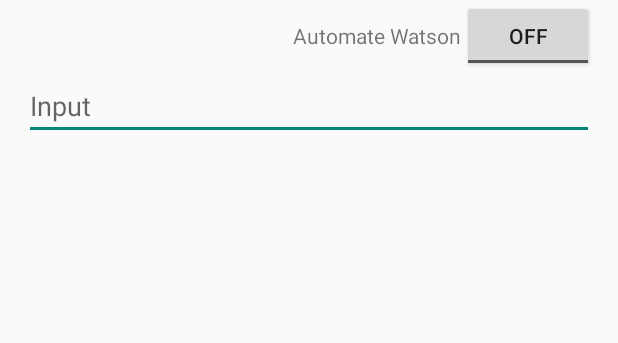
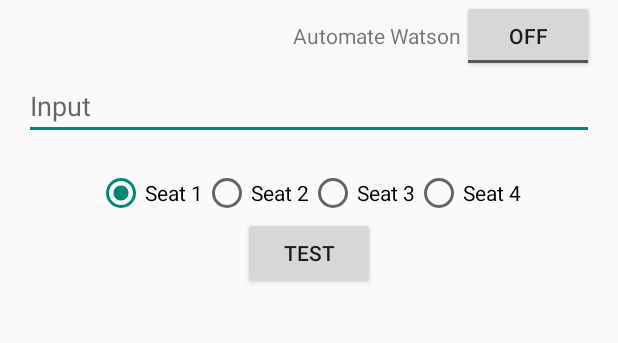
Before and after one commit to BeiwenLiu/IBMConversationApp, an Android app: the screen it shows after launch (MainActivity), after a tap on "CONVERSATION", on a phone screen of 412 x 824 dp, the part 324-667 px from its top. Run offline under Robolectric (Android 15) with nearby library versions, the phone set to English and light mode, and no system bars; libraries missing offline, so code that uses them is left out: com.ibm.watson; network calls fail; 1 statement that could not run was skipped.

Commit message:
Add multithreaded seat number indication

```diff
--- a/app/src/main/java/com/example/macbookretina/ibmconversation/APICall.java
+++ b/app/src/main/java/com/example/macbookretina/ibmconversation/APICall.java
@@ -24,7 +24,7 @@
         this.request = url;
     }
 
-    public String sendRequest(String input) throws IOException, JSONException
+    public String sendRequest(String input, String seatNumber) throws IOException, JSONException
     {
         String request = "https://mono-v.mybluemix.net/conversation";
         URL url = new URL(request);
@@ -36,7 +36,7 @@
 
         JSONObject cred   = new JSONObject();
         cred.put("text",input);
-        cred.put("seat", 1);
+        cred.put("seat", Integer.parseInt(seatNumber));
 
         OutputStreamWriter wr= new OutputStreamWriter(connection.getOutputStream());
         wr.write(cred.toString());
--- a/app/src/main/java/com/example/macbookretina/ibmconversation/MainActivity.java
+++ b/app/src/main/java/com/example/macbookretina/ibmconversation/MainActivity.java
@@ -23,6 +23,8 @@
 import android.content.Context;
 import android.widget.ToggleButton;
 import android.widget.CompoundButton;
+import android.widget.RadioButton;
+import android.widget.RadioGroup;
 
 import org.json.JSONException;
 
@@ -43,10 +45,14 @@
 import java.util.ArrayList;
 
 public class MainActivity extends AppCompatActivity {
-    Button play1,stop1,record1,speech1,sttButton,ttsButton;
+    Button play1,stop1,record1,speech1,sttButton,ttsButton,test;
     TextView speech_output;
     ToggleButton toggle;
+    RadioButton seatButton;
     EditText speech_input;
+
+    private RadioGroup radioGroup;
+    private int seatNumber;
     boolean automate;
     private APICall apiCall;
     private AudioRecordTest recorder;
@@ -81,6 +87,10 @@
 
         speechService = initSpeechToTextService();
 
+
+        radioGroup = (RadioGroup) findViewById(R.id.radioGroup);
+
+        test = (Button) findViewById(R.id.test);
         ttsButton = (Button) findViewById(R.id.tts);
         sttButton = (Button) findViewById(R.id.stt);
         record1 = (Button) findViewById(R.id.button_1);
@@ -92,6 +102,8 @@
         stop1.setEnabled(false);
 
         play1.setEnabled(false);
+
+
 
         toggle = (ToggleButton) findViewById(R.id.toggleButton);
         toggle.setOnCheckedChangeListener(new CompoundButton.OnCheckedChangeListener() {
@@ -129,12 +141,19 @@
             }
         });
 
+        test.setOnClickListener(new View.OnClickListener() {
+            @Override
+            public void onClick(View v) {
+                System.out.println(checkRadioButton());
+            }
+        });
+
 
         speech1.setOnClickListener(new View.OnClickListener() {
             @Override
             public void onClick(View v) {
                 AsyncTaskRunner runner = new AsyncTaskRunner();
-                runner.execute(speech_input.getText().toString(), "0");
+                runner.execute(speech_input.getText().toString(), "0",checkRadioButton());
 
 
                 play1.setEnabled(true);
@@ -314,7 +333,7 @@
                 if (params[1].equals("0")) {
                     options = params[1];
                     apiCall.setURL("https://mono-v.mybluemix.net/conversation");
-                    resp = apiCall.sendRequest(params[0]);
+                    resp = apiCall.sendRequest(params[0],checkRadioButton());
                 } else if (params[1].equals("1")) {
                     resp = params[0];
                     options = params[1];
@@ -362,7 +381,7 @@
         @Override
         protected void onPreExecute() {
             // Things to be done before execution of long running operation. For
-            // example showing ProgessDialon
+            // example showing ProgessDialog
 
         }
         /*
@@ -375,6 +394,7 @@
             // Things to be done while execution of long running operation is in
             // progress. For example updating ProgessDialog
             System.out.println(text[0]);
+            speech_input.setText("");
             if (text[0].equals("0")) {
                 speech_output.setText(text[1]);
             }
@@ -382,5 +402,25 @@
         }
     }
 
+    public String checkRadioButton() {
+        // Check which radio button was clicked
+        String answer = null;
+        int selectedId = radioGroup.getCheckedRadioButtonId();
+
+        seatButton = (RadioButton) findViewById(selectedId);
+
+        if (seatButton.getText().toString().equals("Seat 1")) {
+            answer = "1";
+        } else if (seatButton.getText().toString().equals("Seat 2")) {
+            answer = "2";
+        } else if (seatButton.getText().toString().equals("Seat 3")) {
+            answer = "3";
+        } else if (seatButton.getText().toString().equals("Seat 4")) {
+            answer = "4";
+        }
+
+        return answer;
+    }
+
 
 }
--- /dev/null
+++ b/app/src/main/res/drawable/roundedButton.xml
@@ -0,0 +1,9 @@
+<?xml version="1.0" encoding="utf-8"?>
+<shape xmlns:android="http://schemas.android.com/apk/res/android"
+    android:shape="rectangle">
+    <solid android:color="#eeffffff" />
+    <corners android:bottomRightRadius="8dp"
+        android:bottomLeftRadius="8dp"
+        android:topRightRadius="8dp"
+        android:topLeftRadius="8dp"/>
+</shape>
--- a/app/src/main/res/layout/activity_main.xml
+++ b/app/src/main/res/layout/activity_main.xml
@@ -52,7 +52,6 @@
         android:layout_height="wrap_content"
         android:text="Response"
         android:id="@+id/textView"
-        android:layout_alignParentBottom="true"
         android:layout_alignParentLeft="true"
         android:layout_alignParentStart="true"
         android:layout_below="@+id/editText"
@@ -117,4 +116,67 @@
         android:gravity="center"
         />
 
+    <RadioGroup
+        android:layout_width="wrap_content"
+        android:orientation="horizontal"
+        android:layout_height="wrap_content"
+        android:gravity="center"
+        android:id="@+id/radioGroup"
+        android:layout_alignRight="@+id/stt"
+        android:layout_alignEnd="@+id/stt"
+        android:layout_below="@+id/textView"
+        android:layout_alignParentLeft="true"
+        android:layout_alignParentStart="true">
+
+
+        <RadioButton
+            android:layout_width="wrap_content"
+            android:layout_height="wrap_content"
+            android:text="Seat 1"
+            android:id="@+id/seat1"
+            android:checked="true"
+            android:layout_below="@+id/textView"
+            android:layout_toLeftOf="@+id/button_4"
+            android:layout_toStartOf="@+id/button_4" />
+
+        <RadioButton
+        android:layout_width="wrap_content"
+        android:layout_height="wrap_content"
+        android:text="Seat 2"
+        android:id="@+id/seat2"
+        android:checked="false"
+        android:layout_below="@+id/textView"
+        android:layout_toRightOf="@+id/seat1"
+        android:layout_toEndOf="@+id/seat1" />
+
+    <RadioButton
+        android:layout_width="wrap_content"
+        android:layout_height="wrap_content"
+        android:text="Seat 3"
+        android:id="@+id/seat3"
+        android:checked="false"
+        android:layout_below="@+id/textView"
+        android:layout_toRightOf="@+id/seat2"
+        android:layout_toEndOf="@+id/seat2" />
+
+    <RadioButton
+        android:layout_width="wrap_content"
+        android:layout_height="wrap_content"
+        android:text="Seat 4"
+        android:id="@+id/seat4"
+        android:checked="false"
+        android:layout_below="@+id/textView"
+        android:layout_toRightOf="@+id/seat3"
+        android:layout_toEndOf="@+id/seat3" />
+
+    </RadioGroup>
+
+    <Button
+        android:layout_width="wrap_content"
+        android:layout_height="wrap_content"
+        android:text="test"
+        android:id="@+id/test"
+        android:layout_below="@+id/radioGroup"
+        android:layout_centerHorizontal="true" />
+
 </RelativeLayout>
```
